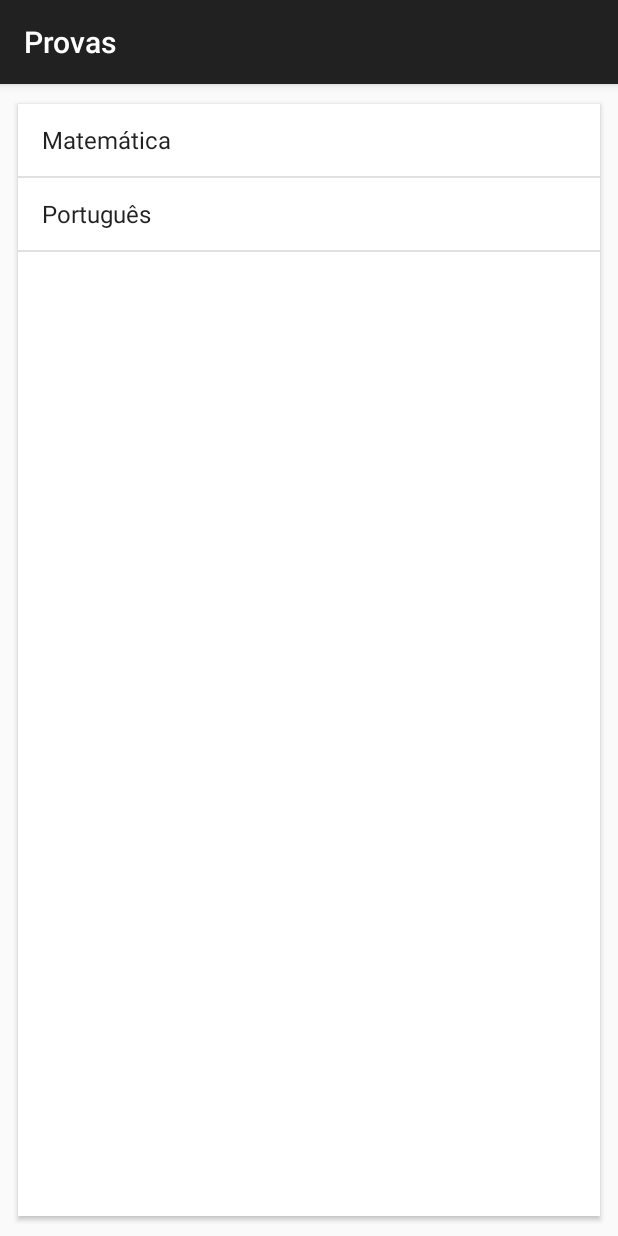
After one commit to michaelss/cadastro-android, an Android app: the ListaProvasFragment screen opened directly, with no data from a screen before it, on a phone screen of 412 x 824 dp. The commit adds this screen. Run offline under Robolectric (Android 15) with nearby library versions, the phone set to English and light mode, and no system bars.

Commit message:
Exercício 13.10. Apresentando o fragment de detalhes ao lado do da lista de provas, no modo landscape. Ou no lugar da lista de provas, em modo padrão (portrait).

```diff
--- a/app/build.gradle
+++ b/app/build.gradle
@@ -23,4 +23,5 @@ android {
 dependencies {
     compile fileTree(include: ['*.jar'], dir: 'libs')
     compile 'com.android.support:appcompat-v7:21.0.3'
+    compile 'com.android.support:cardview-v7:21.0.3'
 }
--- a/app/src/main/AndroidManifest.xml
+++ b/app/src/main/AndroidManifest.xml
@@ -19,6 +19,10 @@
             android:name=".FormularioActivity"
             android:label="@string/title_activity_formulario" >
         </activity>
+        <activity
+            android:name=".ProvasActivity"
+            android:label="@string/title_activity_provas" >
+        </activity>
         <receiver android:name="br.com.caelum.cadastro.receiver.SMSReceiver"
             android:enabled="true">
             <intent-filter>
--- a/app/src/main/java/br/com/caelum/cadastro/FormularioHelper.java
+++ b/app/src/main/java/br/com/caelum/cadastro/FormularioHelper.java
@@ -82,5 +82,6 @@ public class FormularioHelper {
 
         foto.setImageBitmap(imagemFotoReduzida);
         foto.setTag(localArquivoFoto);
+        foto.setScaleType(ImageView.ScaleType.FIT_XY);
     }
 }
--- a/app/src/main/java/br/com/caelum/cadastro/ListaAlunosActivity.java
+++ b/app/src/main/java/br/com/caelum/cadastro/ListaAlunosActivity.java
@@ -184,6 +184,10 @@ public class ListaAlunosActivity extends ActionBarActivity {
             case  R.id.menu_enviar_notas:
                 new EnviaAlunosTask(this).execute();
                 return true;
+            case R.id.menu_receber_provas:
+                Intent provas = new Intent(this, ProvasActivity.class);
+                startActivity(provas);
+                return true;
         }
 
         return super.onOptionsItemSelected(item);
--- /dev/null
+++ b/app/src/main/java/br/com/caelum/cadastro/ProvasActivity.java
@@ -0,0 +1,58 @@
+package br.com.caelum.cadastro;
+
+import android.os.Bundle;
+import android.support.v4.app.FragmentManager;
+import android.support.v4.app.FragmentTransaction;
+import android.support.v7.app.ActionBarActivity;
+
+import br.com.caelum.cadastro.fragment.DetalhesProvaFragment;
+import br.com.caelum.cadastro.fragment.ListaProvasFragment;
+import br.com.caelum.cadastro.modelo.Prova;
+
+/**
+ * Created by android5843 on 10/12/15.
+ */
+public class ProvasActivity extends ActionBarActivity {
+
+    @Override
+    protected void onCreate(Bundle savedInstanceState) {
+        super.onCreate(savedInstanceState);
+        setContentView(R.layout.activity_provas);
+
+        FragmentTransaction transaction = getSupportFragmentManager().beginTransaction();
+        if (isTablet()) {
+            transaction.replace(R.id.provas_lista, new ListaProvasFragment());
+            transaction.replace(R.id.provas_detalhes, new DetalhesProvaFragment());
+        }
+        else {
+            transaction.replace(R.id.provas_view, new ListaProvasFragment());
+        }
+        transaction.commit();
+
+    }
+
+    private boolean isTablet() {
+        return getResources().getBoolean(R.bool.isTablet);
+    }
+
+    public void selecionaProva(Prova prova) {
+        FragmentManager manager = getSupportFragmentManager();
+
+        if (isTablet()) {
+            DetalhesProvaFragment detalhesProva = (DetalhesProvaFragment) manager.findFragmentById(R.id.provas_detalhes);
+            detalhesProva.populaCamposComDados(prova);
+        }
+        else {
+            Bundle argumentos = new Bundle();
+            argumentos.putSerializable("prova", prova);
+
+            DetalhesProvaFragment detalhesProva = new DetalhesProvaFragment();
+            detalhesProva.setArguments(argumentos);
+
+            FragmentTransaction transaction = manager.beginTransaction();
+            transaction.replace(R.id.provas_view, detalhesProva);
+            transaction.commit();
+        }
+
+    }
+}
--- /dev/null
+++ b/app/src/main/java/br/com/caelum/cadastro/fragment/ListaProvasFragment.java
@@ -0,0 +1,65 @@
+package br.com.caelum.cadastro.fragment;
+
+import android.os.Bundle;
+import android.support.annotation.Nullable;
+import android.support.v4.app.Fragment;
+import android.view.LayoutInflater;
+import android.view.View;
+import android.view.ViewGroup;
+import android.widget.AdapterView;
+import android.widget.ArrayAdapter;
+import android.widget.ListAdapter;
+import android.widget.ListView;
+import android.widget.Toast;
+
+import java.util.Arrays;
+import java.util.List;
+
+import br.com.caelum.cadastro.ProvasActivity;
+import br.com.caelum.cadastro.R;
+import br.com.caelum.cadastro.modelo.Prova;
+
+/**
+ * Created by android5843 on 10/12/15.
+ */
+public class ListaProvasFragment extends Fragment {
+
+    private ListView listViewProvas;
+
+    @Nullable
+    @Override
+    public View onCreateView(LayoutInflater inflater, ViewGroup container, Bundle savedInstanceState) {
+        View layoutProvas = inflater.inflate(R.layout.fragment_lista_provas, container, false);
+
+        this.listViewProvas = (ListView) layoutProvas.findViewById(R.id.lista_provas_listview);
+
+        ArrayAdapter<Prova> adapter = new ArrayAdapter<Prova>(getActivity(),
+                android.R.layout.simple_list_item_1, listaProvas());
+
+        this.listViewProvas.setAdapter(adapter);
+
+        this.listViewProvas.setOnItemClickListener(new AdapterView.OnItemClickListener() {
+            @Override
+            public void onItemClick(AdapterView<?> adapter, View view, int position, long id) {
+                Prova selecionada = (Prova) adapter.getItemAtPosition(position);
+
+                Toast.makeText(getActivity(), "Prova selecionada: " + selecionada, Toast.LENGTH_LONG).show();
+
+                ProvasActivity calendarioProvas = (ProvasActivity) getActivity();
+                calendarioProvas.selecionaProva(selecionada);
+            }
+        });
+
+        return layoutProvas;
+    }
+
+    private List<Prova> listaProvas() {
+        Prova p1 = new Prova("07/12/2015", "Matemática");
+        p1.setTopicos(Arrays.asList("Álgebra Linear", "Cálculo", "Estatística"));
+
+        Prova p2 = new Prova("10/12/2015", "Português");
+        p2.setTopicos(Arrays.asList("Complemento nominal", "Orações subordinadas", "Análise sintática"));
+
+        return Arrays.asList(p1, p2);
+    }
+}
--- /dev/null
+++ b/app/src/main/java/br/com/caelum/cadastro/modelo/Prova.java
@@ -0,0 +1,58 @@
+package br.com.caelum.cadastro.modelo;
+
+import java.io.Serializable;
+import java.util.ArrayList;
+import java.util.List;
+
+/**
+ * Created by android5843 on 10/12/15.
+ */
+public class Prova implements Serializable {
+
+    private String data;
+    private String materia;
+    private String descricao;
+    private List<String> topicos = new ArrayList<>();
+
+    public Prova(String data, String materia) {
+        this.data = data;
+        this.materia = materia;
+    }
+
+    @Override
+    public String toString() {
+        return materia;
+    }
+
+    public String getData() {
+        return data;
+    }
+
+    public void setData(String data) {
+        this.data = data;
+    }
+
+    public String getMateria() {
+        return materia;
+    }
+
+    public void setMateria(String materia) {
+        this.materia = materia;
+    }
+
+    public String getDescricao() {
+        return descricao;
+    }
+
+    public void setDescricao(String descricao) {
+        this.descricao = descricao;
+    }
+
+    public List<String> getTopicos() {
+        return topicos;
+    }
+
+    public void setTopicos(List<String> topicos) {
+        this.topicos = topicos;
+    }
+}
--- /dev/null
+++ b/app/src/main/res/layout-land/activity_provas.xml
@@ -0,0 +1,21 @@
+<?xml version="1.0" encoding="utf-8"?>
+<LinearLayout
+    xmlns:android="http://schemas.android.com/apk/res/android"
+    android:orientation="horizontal"
+    android:layout_width="match_parent"
+    android:layout_height="match_parent"
+    >
+
+    <FrameLayout
+        android:id="@+id/provas_lista"
+        android:layout_width="0dp"
+        android:layout_height="match_parent"
+        android:layout_weight="1" />
+
+    <FrameLayout
+        android:id="@+id/provas_detalhes"
+        android:layout_width="0dp"
+        android:layout_height="match_parent"
+        android:layout_weight="2"/>
+
+</LinearLayout>
--- /dev/null
+++ b/app/src/main/res/layout/activity_provas.xml
@@ -0,0 +1,11 @@
+<?xml version="1.0" encoding="utf-8"?>
+<LinearLayout xmlns:android="http://schemas.android.com/apk/res/android"
+    android:layout_width="match_parent"
+    android:layout_height="match_parent">
+
+    <FrameLayout
+        android:id="@+id/provas_view"
+        android:layout_width="match_parent"
+        android:layout_height="match_parent" />
+
+</LinearLayout>
--- /dev/null
+++ b/app/src/main/res/layout/fragment_lista_provas.xml
@@ -0,0 +1,17 @@
+<?xml version="1.0" encoding="utf-8"?>
+<android.support.v7.widget.CardView
+    xmlns:android="http://schemas.android.com/apk/res/android"
+    xmlns:card_view="http://schemas.android.com/apk/res-auto"
+    android:layout_width="match_parent"
+    android:layout_height="match_parent"
+    android:layout_gravity="center"
+    android:layout_margin="10dp"
+    card_view:cardCornerRadius="0dp"
+    card_view:cardUseCompatPadding="true">
+
+    <ListView
+        android:id="@+id/lista_provas_listview"
+        android:layout_width="match_parent"
+        android:layout_height="match_parent" />
+
+</android.support.v7.widget.CardView>
--- a/app/src/main/res/menu/menu_lista_alunos.xml
+++ b/app/src/main/res/menu/menu_lista_alunos.xml
@@ -1,6 +1,12 @@
 <menu xmlns:android="http://schemas.android.com/apk/res/android"
     xmlns:app="http://schemas.android.com/apk/res-auto"
     xmlns:tools="http://schemas.android.com/tools" tools:context=".ListaAlunosActivity">
+
+    <item android:id="@+id/menu_receber_provas"
+        android:title="@string/menu_receber_provas"
+        android:orderInCategory="100"
+        android:icon="@drawable/ic_receber"
+        app:showAsAction="ifRoom" />
 
     <item android:id="@+id/menu_enviar_notas"
         android:title="@string/menu_enviar_notas"
--- /dev/null
+++ b/app/src/main/res/values-land/bools.xml
@@ -0,0 +1,4 @@
+<?xml version="1.0" encoding="utf-8"?>
+<resources>
+    <bool name="isTablet">true</bool>
+</resources>
--- /dev/null
+++ b/app/src/main/res/values/bools.xml
@@ -0,0 +1,4 @@
+<?xml version="1.0" encoding="utf-8"?>
+<resources>
+    <bool name="isTablet">false</bool>
+</resources>
--- a/app/src/main/res/values/strings.xml
+++ b/app/src/main/res/values/strings.xml
@@ -10,5 +10,7 @@
     <string name="address">Endereço</string>
     <string name="site">Site</string>
     <string name="menu_enviar_notas">Enviar notas</string>
+    <string name="menu_receber_provas">Receber provas</string>
+    <string name="title_activity_provas">Provas</string>
 
 </resources>
```
Also changed, not shown: app/src/main/java/br/com/caelum/cadastro/fragment/DetalhesProvaFragment.java (added, +66 -0 lines), app/src/main/res/layout/fragment_detalhes_prova.xml (added, +47 -0 lines), 1 other file.
